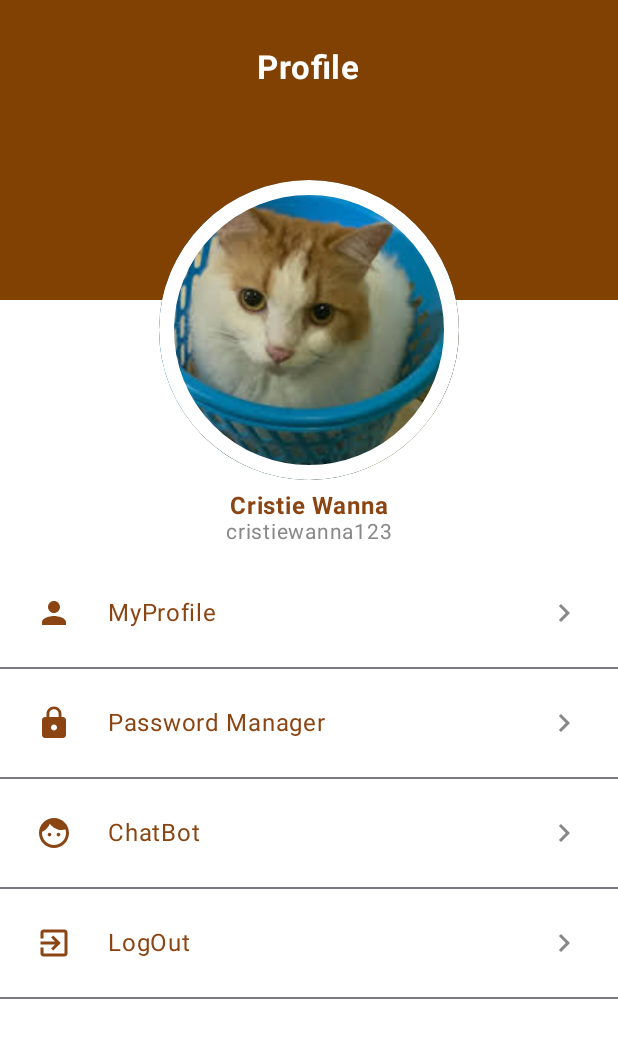
After one commit to Limzen/Luminara-mobile, an Android app built with Jetpack Compose: the composable ProfileScreen shown on its own in the app's theme, on a phone screen of 412 x 824 dp. The commit adds this screen. Shown: the top 1038 px of the screen. Run offline under Robolectric (Android 15) with nearby library versions, the light colour scheme and no system bars.

Commit message:
add profile Screen

```diff
--- a/app/src/main/java/com/example/luminara/MainActivity.kt
+++ b/app/src/main/java/com/example/luminara/MainActivity.kt
@@ -4,8 +4,7 @@ import android.os.Bundle
 import androidx.activity.ComponentActivity
 import androidx.activity.compose.setContent
 import androidx.activity.enableEdgeToEdge
-import com.example.luminara.ui.screens.login.LoginScreen
-import com.example.luminara.ui.screens.signup.SignUpScreen
+import com.example.luminara.ui.screens.profile.ProfileScreen
 import com.example.luminara.ui.theme.LuminaraTheme
 
 class MainActivity : ComponentActivity() {
@@ -14,7 +13,7 @@ class MainActivity : ComponentActivity() {
         enableEdgeToEdge()
         setContent {
             LuminaraTheme {
-                LoginScreen()
+                ProfileScreen()
             }
         }
     }
--- a/app/src/main/java/com/example/luminara/ui/components/AuthTextField.kt
+++ b/app/src/main/java/com/example/luminara/ui/components/AuthTextField.kt
@@ -14,6 +14,7 @@ import androidx.compose.ui.text.input.VisualTransformation
 import androidx.compose.ui.unit.dp
 import com.example.luminara.ui.theme.DarkText
 import com.example.luminara.ui.theme.FillTextfield
+
 
 @Composable
 fun AuthTextField(
--- /dev/null
+++ b/app/src/main/java/com/example/luminara/ui/screens/profile/ProfileScreen.kt
@@ -0,0 +1,130 @@
+package com.example.luminara.ui.screens.profile
+
+import androidx.compose.foundation.Image
+import androidx.compose.foundation.background
+import androidx.compose.foundation.border
+import androidx.compose.foundation.clickable
+import androidx.compose.foundation.layout.*
+import androidx.compose.foundation.shape.CircleShape
+import androidx.compose.material.icons.Icons
+import androidx.compose.material.icons.filled.ExitToApp
+import androidx.compose.material.icons.filled.Face
+import androidx.compose.material.icons.filled.KeyboardArrowRight
+import androidx.compose.material.icons.filled.Lock
+import androidx.compose.material.icons.filled.Person
+import androidx.compose.material3.*
+
+
+import com.example.luminara.R
+
+import androidx.compose.runtime.Composable
+import androidx.compose.ui.Alignment
+import androidx.compose.ui.Modifier
+import androidx.compose.ui.draw.clip
+import androidx.compose.ui.graphics.Color
+import androidx.compose.ui.graphics.vector.ImageVector
+import androidx.compose.ui.layout.ContentScale
+import androidx.compose.ui.res.painterResource
+import androidx.compose.ui.text.font.FontWeight
+import androidx.compose.ui.unit.dp
+import com.example.luminara.ui.theme.Primary
+
+
+@Composable
+fun ProfileScreen() {
+    Column(
+        modifier = Modifier
+            .fillMaxSize()
+            .background(Color.White)
+    ) {
+
+        Box(
+            modifier = Modifier
+                .fillMaxWidth()
+                .height(200.dp)
+                .background(color = Primary)
+
+        ) {
+            Text(
+                text = "Profile",
+                color = Color.White,
+                style = MaterialTheme.typography.titleLarge,
+                fontWeight = FontWeight.Bold,
+                modifier = Modifier
+                    .align(Alignment.TopCenter)
+                    .padding(top = 32.dp)
+            )
+        }
+        Column(
+            modifier = Modifier
+                .fillMaxWidth()
+                .offset(y = (-80).dp),
+            horizontalAlignment = Alignment.CenterHorizontally
+        ) {
+            Image(
+                painter = painterResource(id = R.drawable.kucing),
+                contentDescription = "Profile Picture",
+                contentScale = ContentScale.Crop,
+                modifier = Modifier
+                    .size(200.dp)
+                    .clip(CircleShape)
+                    .border(10.dp, Color.White, CircleShape)
+            )
+            Spacer(modifier = Modifier.height(8.dp))
+            Text(
+                text = "Cristie Wanna",
+                style = MaterialTheme.typography.titleMedium,
+                fontWeight = FontWeight.Bold,
+                color = Color(0xFF8B4513)
+            )
+            Text(
+                text = "cristiewanna123",
+                style = MaterialTheme.typography.bodyMedium,
+                color = Color.Gray
+            )
+
+
+
+        }
+
+
+
+        ProfileMenuItem(icon = Icons.Default.Person, text = "MyProfile")
+        ProfileMenuItem(icon = Icons.Default.Lock, text = "Password Manager")
+        ProfileMenuItem(icon = Icons.Default.Face, text = "ChatBot")
+        ProfileMenuItem(icon = Icons.Default.ExitToApp, text = "LogOut")
+    }
+}
+
+
+@Composable
+fun ProfileMenuItem(icon: ImageVector, text: String) {
+    Column(
+        modifier = Modifier
+            .fillMaxWidth()
+            .offset(y = (-70).dp)
+    ) {
+        Row(
+            modifier = Modifier
+                .fillMaxWidth()
+                .clickable {  }
+                .padding(horizontal = 24.dp, vertical = 24.dp),
+            verticalAlignment = Alignment.CenterVertically
+        ) {
+            Icon(imageVector = icon, contentDescription = null, tint = Color(0xFF8B4513))
+            Spacer(modifier = Modifier.width(24.dp))
+            Text(
+                text = text,
+                style = MaterialTheme.typography.bodyLarge,
+                color = Color(0xFF8B4513),
+                modifier = Modifier.weight(1f)
+            )
+            Icon(
+                imageVector = Icons.Default.KeyboardArrowRight,
+                contentDescription = "Next",
+                tint = Color.Gray
+            )
+        }
+        Divider()
+    }
+}
--- /dev/null
+++ b/app/src/main/java/com/example/luminara/ui/screens/profile/myprofile/MyProfileScreen.kt
@@ -0,0 +1 @@
+package com.example.luminara.ui.screens.profile.myprofile
```
Also changed, not shown: app/src/main/java/com/example/luminara/ui/theme/Color.kt (indentation only), app/src/main/res/drawable/kucing.jpg (added).
